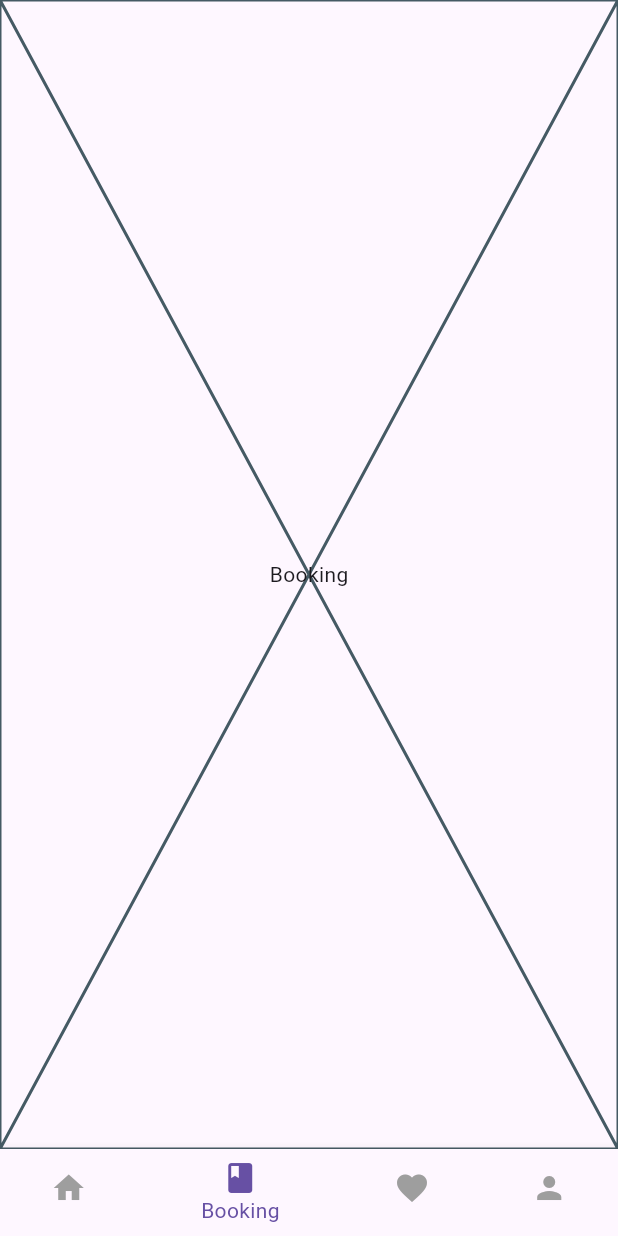
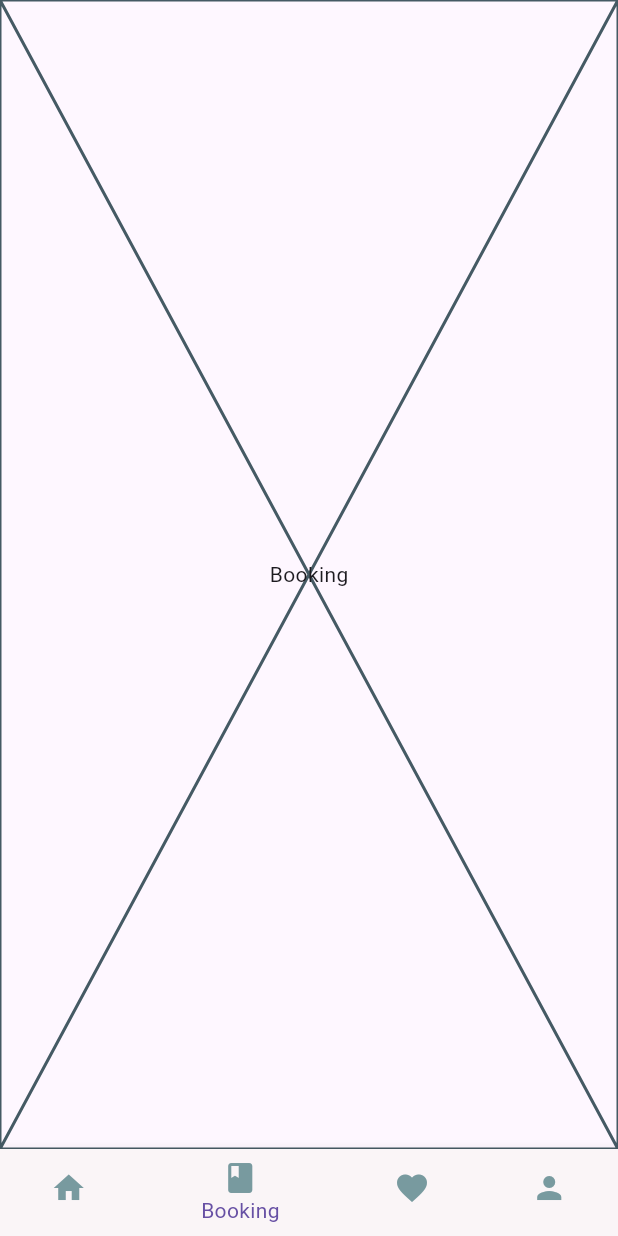
Before and after one commit to VarunDevFD/Wedding_rental_app_user, a Flutter app: the HomeScreen screen opened by its route, swiped to page 2, on a phone screen of 412 x 824 dp. Run offline on Flutter 3.47's test engine with Material 3 defaults, Android fonts, the phone set to English and light mode, and no system bars; our stand-ins replace bloc, carousel_slider, cloud_firestore, dartz, equatable, firebase_auth and 8 more; missing offline and left inert: colorful_safe_area; accounts and stored records are empty; statements that could not run were skipped.

```diff
--- a/lib/core/routes/app_router.dart
+++ b/lib/core/routes/app_router.dart
@@ -3,7 +3,7 @@ import 'package:go_router/go_router.dart';
 import 'package:vr_wedding_rental/features/auth/presentation/pages/forgot_screen.dart';
 import 'package:vr_wedding_rental/features/auth/presentation/pages/sign_in_screen.dart';
 import 'package:vr_wedding_rental/features/auth/presentation/pages/sign_up_screen.dart';
-import 'package:vr_wedding_rental/features/home/presentation/page/Bottom_navigation_Bar_Items_screen.dart';
+import 'package:vr_wedding_rental/features/home/presentation/page/bottom_navigation_Bar_Items_screen.dart';
 import 'package:vr_wedding_rental/features/onboarding/presentation/page/onboarding/s_onboarding.dart';
 import 'package:vr_wedding_rental/features/onboarding/presentation/page/splash_page/s_splash.dart';
 import 'package:vr_wedding_rental/features/welcome/data/domain/presentation/page/s_welcome.dart';
@@ -42,10 +42,7 @@ class AppRouter {
         path: '/forgotPassword',
         builder: (context, state) => ForgotPasswordScreen(),
       ),
-      GoRoute(
-        path: '/home',
-        builder: (context, state) => HomeScreen(),
-      ),
+
     ],
   );
 }
--- a/lib/core/utils/theme/app_colors.dart
+++ b/lib/core/utils/theme/app_colors.dart
@@ -9,4 +9,7 @@ class AppColors {
   static const Color buttonTextColor = Color(0xFF789A9F);
   static const Color backgroundColor = Color(0xFFEDF4F5);
   static const Color dimBlack = Color.fromARGB(255, 213, 212, 212);
+  static const Color bottomNavBarBGColor = Color.fromARGB(255, 250, 245, 247);
+  static const Color categoryListModelBGcolor =
+      Color.fromARGB(255, 233, 250, 246);
 }
--- a/lib/features/auth/data/repositories/data_auth_repo.dart
+++ b/lib/features/auth/data/repositories/data_auth_repo.dart
@@ -36,7 +36,7 @@ class AuthRepositoryImpl implements AuthRepository {
     try {
       final authUserModel = await remoteDataSource.signUpWithEmailPassword(
         AuthUserModel(
-          id: '', // ID set by Firebase
+          id: '',
           email: email,
           name: name,
           password: password,
--- a/lib/features/home/presentation/page/Bottom_navigation_Bar_Items_screen.dart
+++ b/lib/features/home/presentation/page/Bottom_navigation_Bar_Items_screen.dart
@@ -2,6 +2,7 @@ import 'package:flutter/material.dart';
 import 'package:flutter_bloc/flutter_bloc.dart';
 import 'package:vr_wedding_rental/core/navigation/bloc/navigation_bloc.dart';
 import 'package:vr_wedding_rental/core/navigation/navigation_handler.dart';
+import 'package:vr_wedding_rental/core/utils/theme/app_colors.dart';
 import 'package:vr_wedding_rental/features/home/presentation/page/booking_screen.dart';
 import 'package:vr_wedding_rental/features/home/presentation/page/favorites_screen.dart';
 import 'package:vr_wedding_rental/features/profile/presentation/pages/profile_screen.dart';
@@ -25,11 +26,27 @@ class HomeScreen extends StatelessWidget {
   }
 
   // Bottom Navigation Items
-  final List<BottomNavigationBarItem> _bottomNavItems = const [
-    BottomNavigationBarItem(icon: Icon(Icons.home), label: 'Home'),
-    BottomNavigationBarItem(icon: Icon(Icons.book), label: 'Booking'),
-    BottomNavigationBarItem(icon: Icon(Icons.favorite), label: 'Favorites'),
-    BottomNavigationBarItem(icon: Icon(Icons.person), label: 'Profile'),
+  final List<BottomNavigationBarItem> _bottomNavItems = [
+    const BottomNavigationBarItem(
+      icon: Icon(Icons.home, color: AppColors.buttonTextColor),
+      label: 'Home',
+      backgroundColor: AppColors.bottomNavBarBGColor,
+    ),
+    const BottomNavigationBarItem(
+      icon: Icon(Icons.book, color: AppColors.buttonTextColor),
+      label: 'Booking',
+      backgroundColor: AppColors.bottomNavBarBGColor,
+    ),
+    const BottomNavigationBarItem(
+      icon: Icon(Icons.favorite, color: AppColors.buttonTextColor),
+      label: 'Favorites',
+      backgroundColor: AppColors.bottomNavBarBGColor,
+    ),
+    const BottomNavigationBarItem(
+      icon: Icon(Icons.person, color: AppColors.buttonTextColor),
+      label: 'Profile',
+      backgroundColor: AppColors.bottomNavBarBGColor,
+    ),
   ];
 
   // The screens for each Bottom Navigation tab
--- a/lib/features/home/presentation/widgets/horizontal_grid_view.dart
+++ b/lib/features/home/presentation/widgets/horizontal_grid_view.dart
@@ -24,7 +24,7 @@ class VenueGridView extends StatelessWidget {
             child: GridView.builder(
               scrollDirection: Axis.horizontal,
               gridDelegate: const SliverGridDelegateWithFixedCrossAxisCount(
-                crossAxisCount: 1, // One card per row
+                crossAxisCount: 1,
                 childAspectRatio: 0.6,
                 crossAxisSpacing: 8.0,
                 mainAxisSpacing: 8.0,
--- a/lib/features/profile/presentation/pages/profile_screen.dart
+++ b/lib/features/profile/presentation/pages/profile_screen.dart
@@ -1,7 +1,6 @@
 import 'package:flutter/material.dart';
 import 'package:flutter_bloc/flutter_bloc.dart';
 import 'package:go_router/go_router.dart';
-import 'package:vr_wedding_rental/core/animation_custom.dart';
 import 'package:vr_wedding_rental/features/auth/presentation/bloc/auth_bloc/auth_bloc_bloc.dart';
 import 'package:vr_wedding_rental/features/auth/presentation/bloc/auth_bloc/auth_bloc_event.dart';
 import 'package:vr_wedding_rental/features/auth/presentation/bloc/auth_bloc/auth_bloc_state.dart';
```
Also changed, not shown: lib/features/home/data/model/category_list_model.dart (added, +21 -0 lines), lib/features/home/presentation/page/home_page.dart (+19 -2 lines), lib/features/home/presentation/widgets/category_list.dart (added, +142 -0 lines), lib/features/auth/domain/repositories/auth_repo.dart (line endings or trailing spaces), 1 other file.
